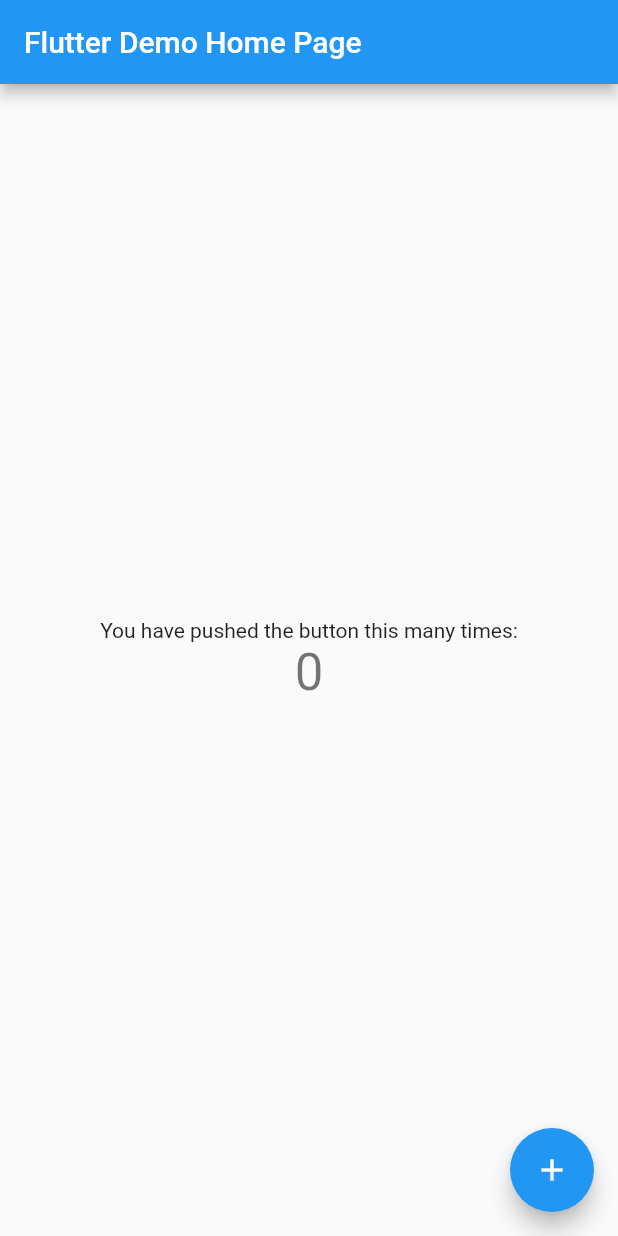
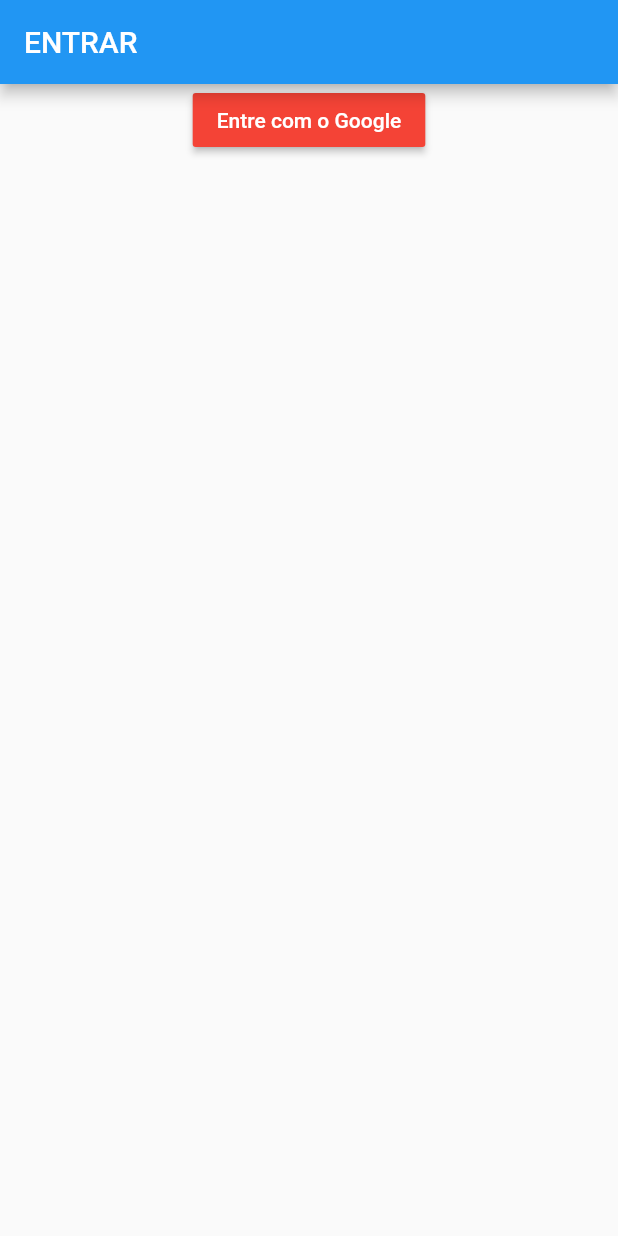
Before and after one commit to irvine5k/pipok_app, a Flutter app: the screen it shows after launch, on a phone screen of 412 x 824 dp. Run offline on Flutter 3.47's test engine with Material 2 defaults, Android fonts, the phone set to English and light mode, and no system bars.

Commit message:
Add Sign In Page

```diff
--- a/lib/main.dart
+++ b/lib/main.dart
@@ -1,111 +1,20 @@
 import 'package:flutter/material.dart';
+import 'package:pipok_app/src/home/home_page.dart';
+import 'package:pipok_app/src/sign_in/sign_in_page.dart';
 
 void main() => runApp(MyApp());
 
 class MyApp extends StatelessWidget {
-  // This widget is the root of your application.
+
   @override
   Widget build(BuildContext context) {
     return MaterialApp(
       title: 'Flutter Demo',
       theme: ThemeData(
-        // This is the theme of your application.
-        //
-        // Try running your application with "flutter run". You'll see the
-        // application has a blue toolbar. Then, without quitting the app, try
-        // changing the primarySwatch below to Colors.green and then invoke
-        // "hot reload" (press "r" in the console where you ran "flutter run",
-        // or simply save your changes to "hot reload" in a Flutter IDE).
-        // Notice that the counter didn't reset back to zero; the application
-        // is not restarted.
+
         primarySwatch: Colors.blue,
       ),
-      home: MyHomePage(title: 'Flutter Demo Home Page'),
+      home: SignInPage(),
     );
   }
 }
-
-class MyHomePage extends StatefulWidget {
-  MyHomePage({Key key, this.title}) : super(key: key);
-
-  // This widget is the home page of your application. It is stateful, meaning
-  // that it has a State object (defined below) that contains fields that affect
-  // how it looks.
-
-  // This class is the configuration for the state. It holds the values (in this
-  // case the title) provided by the parent (in this case the App widget) and
-  // used by the build method of the State. Fields in a Widget subclass are
-  // always marked "final".
-
-  final String title;
-
-  @override
-  _MyHomePageState createState() => _MyHomePageState();
-}
-
-class _MyHomePageState extends State<MyHomePage> {
-  int _counter = 0;
-
-  void _incrementCounter() {
-    setState(() {
-      // This call to setState tells the Flutter framework that something has
-      // changed in this State, which causes it to rerun the build method below
-      // so that the display can reflect the updated values. If we changed
-      // _counter without calling setState(), then the build method would not be
-      // called again, and so nothing would appear to happen.
-      _counter++;
-    });
-  }
-
-  @override
-  Widget build(BuildContext context) {
-    // This method is rerun every time setState is called, for instance as done
-    // by the _incrementCounter method above.
-    //
-    // The Flutter framework has been optimized to make rerunning build methods
-    // fast, so that you can just rebuild anything that needs updating rather
-    // than having to individually change instances of widgets.
-    return Scaffold(
-      appBar: AppBar(
-        // Here we take the value from the MyHomePage object that was created by
-        // the App.build method, and use it to set our appbar title.
-        title: Text(widget.title),
-      ),
-      body: Center(
-        // Center is a layout widget. It takes a single child and positions it
-        // in the middle of the parent.
-        child: Column(
-          // Column is also a layout widget. It takes a list of children and
-          // arranges them vertically. By default, it sizes itself to fit its
-          // children horizontally, and tries to be as tall as its parent.
-          //
-          // Invoke "debug painting" (press "p" in the console, choose the
-          // "Toggle Debug Paint" action from the Flutter Inspector in Android
-          // Studio, or the "Toggle Debug Paint" command in Visual Studio Code)
-          // to see the wireframe for each widget.
-          //
-          // Column has various properties to control how it sizes itself and
-          // how it positions its children. Here we use mainAxisAlignment to
-          // center the children vertically; the main axis here is the vertical
-          // axis because Columns are vertical (the cross axis would be
-          // horizontal).
-          mainAxisAlignment: MainAxisAlignment.center,
-          children: <Widget>[
-            Text(
-              'You have pushed the button this many times:',
-            ),
-            Text(
-              '$_counter',
-              style: Theme.of(context).textTheme.display1,
-            ),
-          ],
-        ),
-      ),
-      floatingActionButton: FloatingActionButton(
-        onPressed: _incrementCounter,
-        tooltip: 'Increment',
-        child: Icon(Icons.add),
-      ), // This trailing comma makes auto-formatting nicer for build methods.
-    );
-  }
-}
--- /dev/null
+++ b/lib/src/sign_in/sign_in_page.dart
@@ -0,0 +1,34 @@
+import 'package:flutter/material.dart';
+
+class SignInPage extends StatefulWidget {
+  @override
+  _SignInPageState createState() => _SignInPageState();
+}
+
+class _SignInPageState extends State<SignInPage> {
+  @override
+  Widget build(BuildContext context) {
+    return Scaffold(
+      appBar: AppBar(
+        title: Text('ENTRAR'),
+      ),
+      body: SingleChildScrollView(
+        child: Column(
+          mainAxisAlignment: MainAxisAlignment.center,
+          children: <Widget>[
+            Center(
+              child: RaisedButton(
+                color: Colors.red,
+                child: Text(
+                  'Entre com o Google',
+                  style: TextStyle(color: Colors.white),
+                ),
+                onPressed: () {},
+              ),
+            )
+          ],
+        ),
+      ),
+    );
+  }
+}
```
